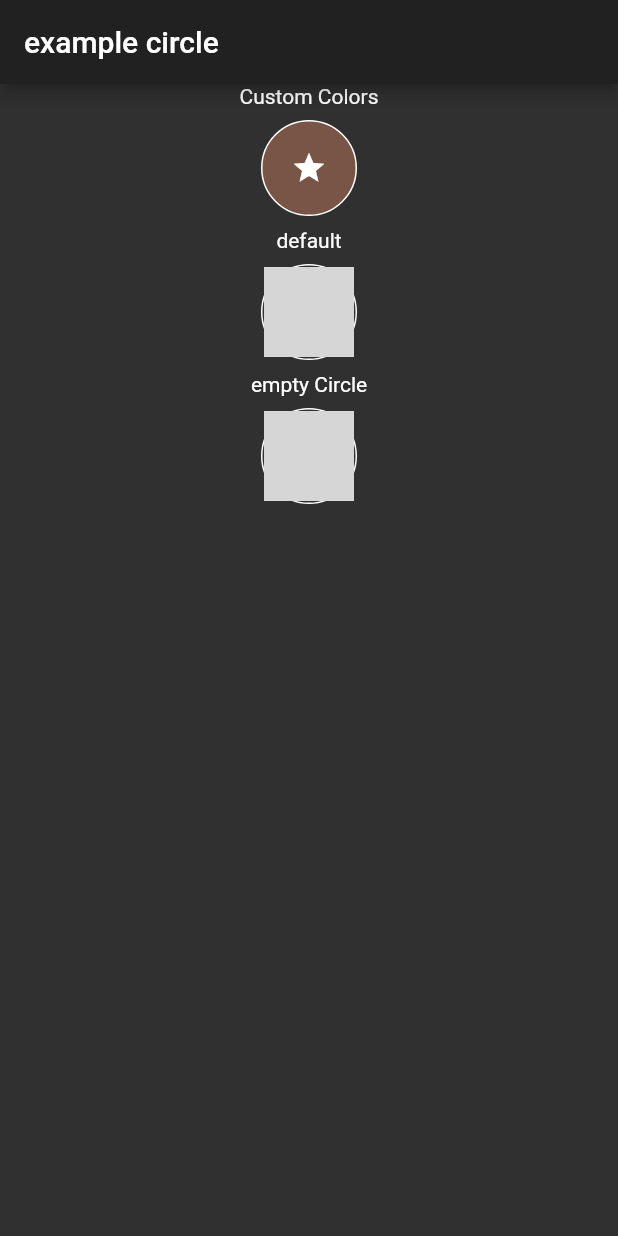
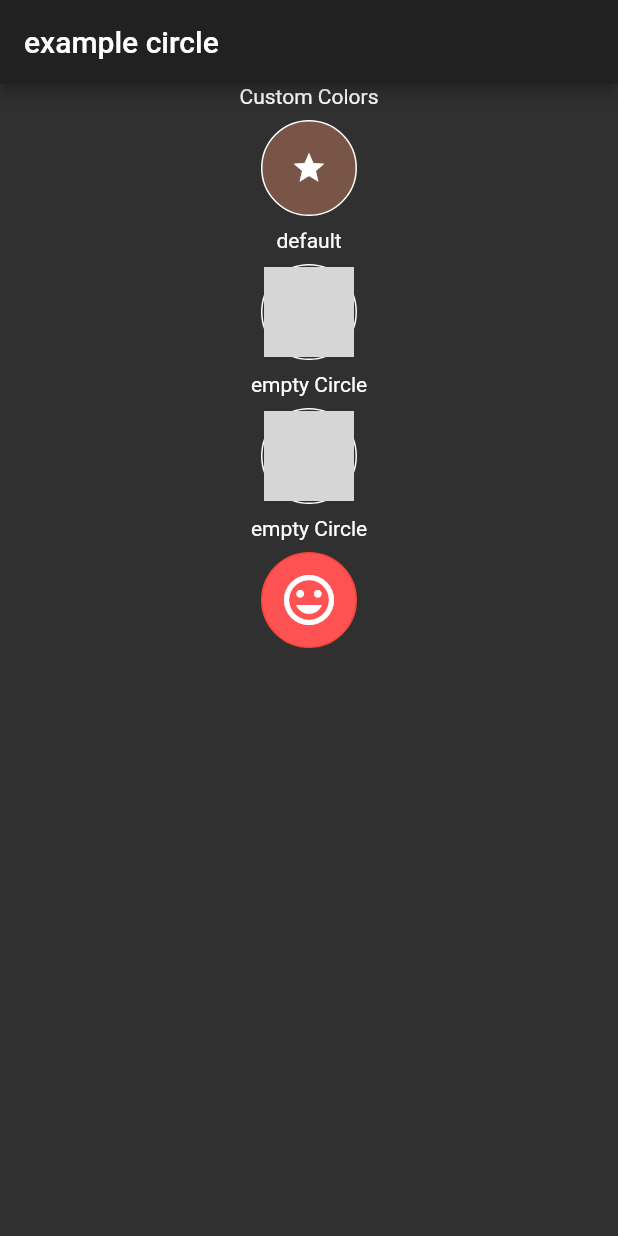
Before and after one commit to autlunatic/flutter_selectable_circle, a Flutter app: the screen it shows after launch, on a phone screen of 412 x 824 dp. Run offline on Flutter 3.47's test engine with Material 2 defaults, Android fonts, the phone set to English and light mode, and no system bars; drawn by our look-alikes of flare_flutter; grey boxes are pictures that could not be loaded.

Commit message:
added selectmode Check

```diff
--- a/example/lib/main.dart
+++ b/example/lib/main.dart
@@ -28,6 +28,7 @@ class _MyHomeState extends State<MyHome> {
   bool _isSelected = false;
   bool _isSelected2 = false;
   bool _isSelected3 = false;
+  bool _isSelected4 = false;
   @override
   Widget build(BuildContext context) {
     return Scaffold(
@@ -44,6 +45,7 @@ class _MyHomeState extends State<MyHome> {
               color: Colors.brown,
               selectedBorderColor: Colors.orange,
               selectedColor: Colors.tealAccent,
+              selectMode: SelectMode.simple,
               onSelected: () {
                 setState(() {
                   _isSelected2 = !_isSelected2;
@@ -76,6 +78,25 @@ class _MyHomeState extends State<MyHome> {
                 });
               },
             ),
+          ),
+          Center(child: Text("empty Circle")),
+          Center(
+            child: SelectableCircle(
+              color: Colors.redAccent,
+              borderColor: Colors.red,
+              isSelected: _isSelected4,
+              selectMode: SelectMode.check,
+              width: 80.0,
+              child: Icon(
+                Icons.tag_faces,
+                size: 40.0,
+              ),
+              onSelected: () {
+                setState(() {
+                  _isSelected4 = !_isSelected4;
+                });
+              },
+            ),
           )
         ],
       ),
--- a/lib/selectable_circle.dart
+++ b/lib/selectable_circle.dart
@@ -15,7 +15,9 @@ class SelectableCircle extends StatelessWidget {
     this.borderColor,
     this.selectedColor,
     this.selectedBorderColor,
+    SelectMode selectMode,
   })  : isSelected = isSelected ?? false,
+        selectMode = selectMode ?? SelectMode.animatedCircle,
         child = child ?? Container(),
         super(key: key);
 
@@ -38,23 +40,19 @@ class SelectableCircle extends StatelessWidget {
   final Color borderColor;
 
   /// Color of the circle when selected
-  ///
-  /// this option also disables the animation!
   final Color selectedColor;
 
   /// Color of the border when selected
-  ///
-  /// this option also disables the animation!
   final Color selectedBorderColor;
+
+  final SelectMode selectMode;
 
   @override
   Widget build(BuildContext context) {
-    final hasSelectedColors =
-        selectedBorderColor != null || selectedColor != null;
-    final c = isSelected
+    final c = isSelected && selectMode != SelectMode.check
         ? selectedColor ?? Theme.of(context).backgroundColor
         : color ?? Theme.of(context).scaffoldBackgroundColor;
-    final bc = isSelected
+    final bc = isSelected && selectMode != SelectMode.check
         ? selectedBorderColor ?? Theme.of(context).buttonColor
         : borderColor ?? Theme.of(context).textTheme.body1.color;
     final borderWidth = isSelected ? 4.0 : 1.0;
@@ -62,21 +60,32 @@ class SelectableCircle extends StatelessWidget {
     return GestureDetector(
       child: Stack(
         children: [
-          if (!hasSelectedColors)
+          if (selectMode == SelectMode.animatedCircle)
             isSelected
-                ? _buildSpinningAnimation(bc, "Spinning Circle")
+                ? _buildSpinningAnimation("Spinning Circle")
                 // i draw a smaller idle Animation below the not selected Circle
                 // for smoother click feeling, because
                 // flare flashes when it is built with animation,
                 // maybe there is a better solution, or the flare file needs to be updated
-                : _buildSpinningAnimation(bc, "idle"),
-          if (hasSelectedColors || !isSelected)
+                : _buildSpinningAnimation("idle"),
+          if (selectMode != SelectMode.animatedCircle || !isSelected)
             _buildCircle(c, bc, borderWidth),
           Container(
             height: width,
             width: width,
             child: Center(child: child),
           ),
+          if (selectMode == SelectMode.check)
+            Container(
+              height: width,
+              width: width,
+              child: Align(
+                alignment: Alignment(0.85, 0.85),
+                child: isSelected
+                    ? _buildSpinningAnimation("Check", fixedWidth: 40.0)
+                    : _buildSpinningAnimation("idle", fixedWidth: 0.0),
+              ),
+            ),
         ],
       ),
       onTap: () => _select(),
@@ -105,15 +114,18 @@ class SelectableCircle extends StatelessWidget {
     }
   }
 
-  Widget _buildSpinningAnimation(Color borderColor, String animation) {
+  Widget _buildSpinningAnimation(String animation, {double fixedWidth}) {
     final edgeinsets = (animation == 'idle') ? 10.0 : 4.0;
+    final asset = fixedWidth != null
+        ? "packages/selectable_circle/flare/check.flr"
+        : "packages/selectable_circle/flare/spinning.flr";
 
     return Container(
       padding: EdgeInsets.all(edgeinsets),
-      width: width,
-      height: width,
+      width: fixedWidth ?? width,
+      height: fixedWidth ?? width,
       child: Center(
-        child: FlareActor("packages/selectable_circle/flare/spinning.flr",
+        child: FlareActor(asset,
             alignment: Alignment.center,
             fit: BoxFit.fitHeight,
             animation: animation),
@@ -121,3 +133,5 @@ class SelectableCircle extends StatelessWidget {
     );
   }
 }
+
+enum SelectMode { simple, animatedCircle, check }
--- a/pubspec.yaml
+++ b/pubspec.yaml
@@ -25,6 +25,7 @@ flutter:
   # To add assets to your package, add an assets section, like this:
   assets:
     - packages/selectable_circle/flare/spinning.flr
+    - packages/selectable_circle/flare/check.flr
   # assets:
   #  - images/a_dot_burr.jpeg
   #  - images/a_dot_ham.jpeg
```
Also changed, not shown: 2 other files.
